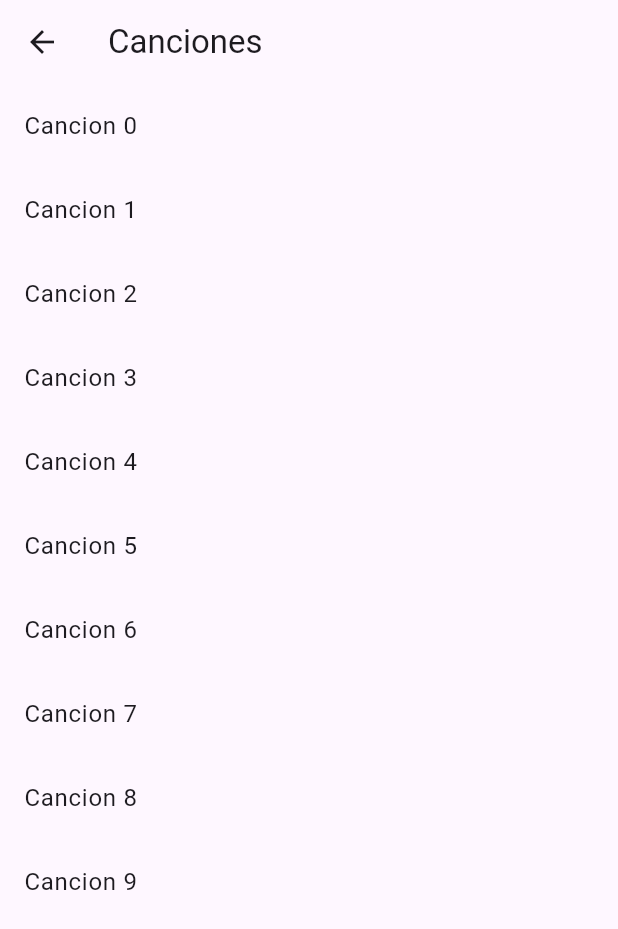
After one commit to Mizael55/flutter-biblia, a Flutter app: the LiricsSongsScreen screen opened directly, on a phone screen of 412 x 824 dp. The commit adds this screen. Shown: the top 929 px of the screen. Run offline on Flutter 3.47's test engine with Material 3 defaults, Android fonts, the phone set to English and light mode, and no system bars.

Commit message:
lyrics songs

```diff
--- /dev/null
+++ b/lib/screens/lirycs_songs.dart
@@ -0,0 +1,25 @@
+import 'package:flutter/material.dart';
+
+class LiricsSongsScreen extends StatelessWidget {
+  const LiricsSongsScreen({super.key});
+
+  @override
+  Widget build(BuildContext context) {
+    return Scaffold(
+      appBar: AppBar(
+        title: const Text('Canciones'),
+      ),
+      body: ListView.builder(
+        itemCount: 10,
+        itemBuilder: (context, index) {
+          return ListTile(
+            title: Text('Cancion $index'),
+            onTap: () {
+              Navigator.pushNamed(context, '/lyrics');
+            },
+          );
+        },
+      ),
+    );
+  }
+}
--- a/lib/screens/screens.dart
+++ b/lib/screens/screens.dart
@@ -1,2 +1,3 @@
+export  'package:biblia/screens/lirycs_songs.dart';
 export 'package:biblia/screens/by_book.dart';
 export 'package:biblia/screens/home_screen.dart';
```
Also changed, not shown: lib/screens/home_screen.dart (+13 -1 lines).
